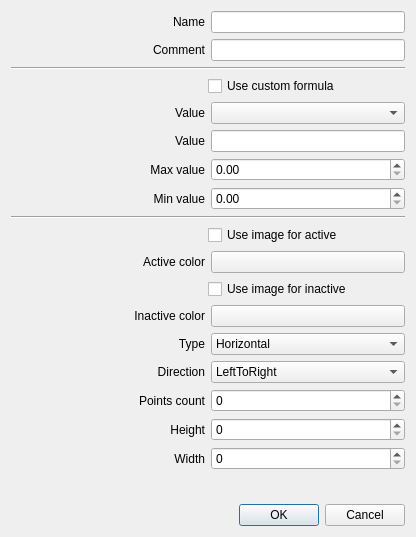
Above: sources/awesomewidgets/graphicalitem.ui from arcan1s/awesome-widgets before the change. Below: the same form after it.
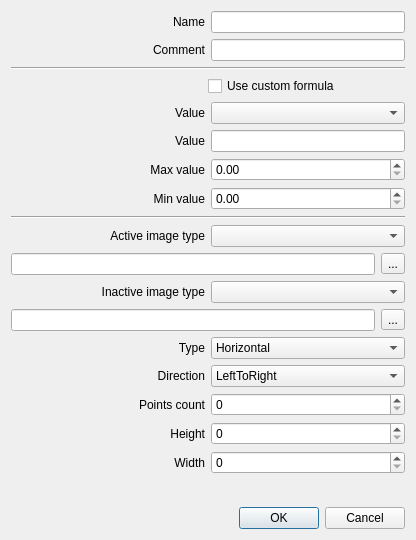
That is the form after the change.

What changed in the file:
```diff
--- a/sources/awesomewidgets/graphicalitem.ui
+++ b/sources/awesomewidgets/graphicalitem.ui
@@ -7,7 +7,7 @@
     <x>0</x>
     <y>0</y>
     <width>416</width>
-    <height>537</height>
+    <height>540</height>
    </rect>
   </property>
   <property name="windowTitle">
@@ -221,133 +221,73 @@
    <item>
     <layout class="QHBoxLayout" name="layout_activeCheck">
      <item>
-      <spacer name="spacer_activeCheck">
-       <property name="orientation">
-        <enum>Qt::Horizontal</enum>
+      <widget class="QLabel" name="label_activeImageType">
+       <property name="text">
+        <string>Active image type</string>
        </property>
-       <property name="sizeHint" stdset="0">
-        <size>
-         <width>40</width>
-         <height>20</height>
-        </size>
+       <property name="alignment">
+        <set>Qt::AlignRight|Qt::AlignTrailing|Qt::AlignVCenter</set>
        </property>
-      </spacer>
+      </widget>
      </item>
      <item>
-      <widget class="QCheckBox" name="checkBox_activeCheck">
-       <property name="sizePolicy">
-        <sizepolicy hsizetype="Expanding" vsizetype="Fixed">
-         <horstretch>0</horstretch>
-         <verstretch>0</verstretch>
-        </sizepolicy>
+      <widget class="QComboBox" name="comboBox_activeImageType"/>
+     </item>
+    </layout>
+   </item>
+   <item>
+    <layout class="QHBoxLayout" name="layout_activeColorButton">
+     <item>
+      <widget class="QLineEdit" name="lineEdit_activeColor">
+       <property name="readOnly">
+        <bool>true</bool>
        </property>
+      </widget>
+     </item>
+     <item>
+      <widget class="QToolButton" name="toolButton_activeColor">
        <property name="text">
-        <string>Use image for active</string>
+        <string>...</string>
        </property>
       </widget>
      </item>
     </layout>
    </item>
    <item>
-    <widget class="QWidget" name="widget_activeColor" native="true">
-     <layout class="QHBoxLayout" name="layout_activeColor">
-      <property name="leftMargin">
-       <number>0</number>
-      </property>
-      <property name="topMargin">
-       <number>0</number>
-      </property>
-      <property name="rightMargin">
-       <number>0</number>
-      </property>
-      <property name="bottomMargin">
-       <number>0</number>
-      </property>
-      <item>
-       <widget class="QLabel" name="label_activeColor">
-        <property name="text">
-         <string>Active color</string>
-        </property>
-        <property name="alignment">
-         <set>Qt::AlignRight|Qt::AlignTrailing|Qt::AlignVCenter</set>
-        </property>
-       </widget>
-      </item>
-      <item>
-       <widget class="QPushButton" name="pushButton_activeColor">
-        <property name="text">
-         <string notr="true"/>
-        </property>
-       </widget>
-      </item>
-     </layout>
-    </widget>
-   </item>
-   <item>
-    <layout class="QHBoxLayout" name="layout_inactiveCheck">
+    <layout class="QHBoxLayout" name="layout_inactiveImageType">
      <item>
-      <spacer name="spacer_inactiveCheck">
-       <property name="orientation">
-        <enum>Qt::Horizontal</enum>
+      <widget class="QLabel" name="label_inactiveImageType">
+       <property name="text">
+        <string>Inactive image type</string>
        </property>
-       <property name="sizeHint" stdset="0">
-        <size>
-         <width>40</width>
-         <height>20</height>
-        </size>
+       <property name="alignment">
+        <set>Qt::AlignRight|Qt::AlignTrailing|Qt::AlignVCenter</set>
        </property>
-      </spacer>
+      </widget>
      </item>
      <item>
-      <widget class="QCheckBox" name="checkBox_inactiveCheck">
-       <property name="sizePolicy">
-        <sizepolicy hsizetype="Expanding" vsizetype="Fixed">
-         <horstretch>0</horstretch>
-         <verstretch>0</verstretch>
-        </sizepolicy>
+      <widget class="QComboBox" name="comboBox_inactiveImageType"/>
+     </item>
+    </layout>
+   </item>
+   <item>
+    <layout class="QHBoxLayout" name="layout_inactiveColorButton">
+     <item>
+      <widget class="QLineEdit" name="lineEdit_inactiveColor">
+       <property name="readOnly">
+        <bool>true</bool>
        </property>
+      </widget>
+     </item>
+     <item>
+      <widget class="QToolButton" name="toolButton_inactiveColor">
        <property name="text">
-        <string>Use image for inactive</string>
+        <string>...</string>
        </property>
       </widget>
      </item>
     </layout>
    </item>
-   <item>
-    <widget class="QWidget" name="widget_inactiveColor" native="true">
-     <layout class="QHBoxLayout" name="layout_inactiveColor">
-      <property name="leftMargin">
-       <number>0</number>
-      </property>
-      <property name="topMargin">
-       <number>0</number>
-      </property>
-      <property name="rightMargin">
-       <number>0</number>
-      </property>
-      <property name="bottomMargin">
-       <number>0</number>
-      </property>
-      <item>
-       <widget class="QLabel" name="label_inactiveColor">
-        <property name="text">
-         <string>Inactive color</string>
-        </property>
-        <property name="alignment">
-         <set>Qt::AlignRight|Qt::AlignTrailing|Qt::AlignVCenter</set>
-        </property>
-       </widget>
-      </item>
-      <item>
-       <widget class="QPushButton" name="pushButton_inactiveColor">
-        <property name="text">
-         <string notr="true"/>
-        </property>
-       </widget>
-      </item>
-     </layout>
-    </widget>
-   </item>
    <item>
     <layout class="QHBoxLayout" name="layout_type">
      <item>
```
Left out of the diff: 35 changed lines with no effect on the pictures.
